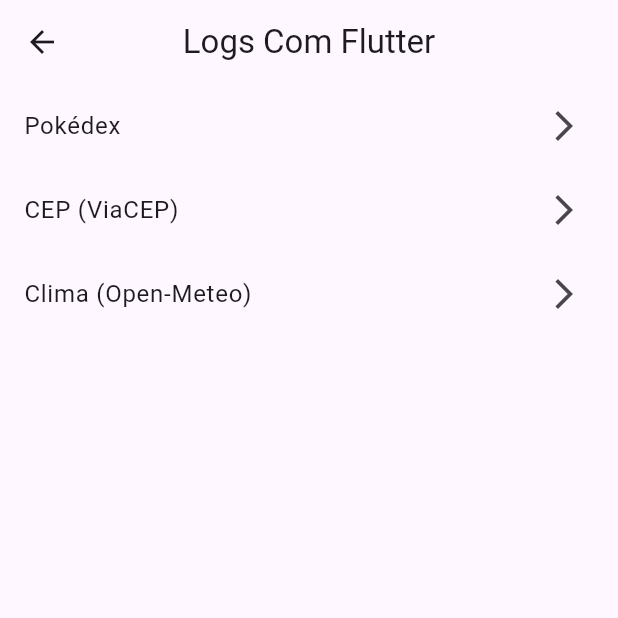
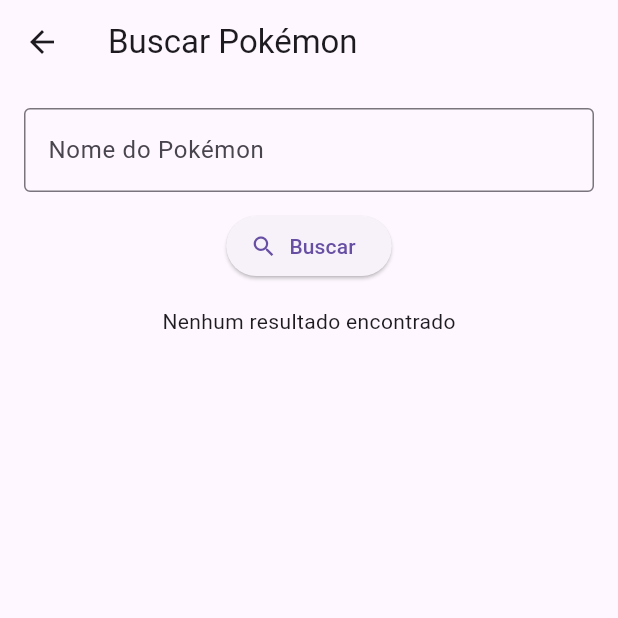
Before and after one commit to Stobertonf/log_flutter, a Flutter app: the screen it shows after launch, after a tap on "Pokédex", on a phone screen of 412 x 824 dp, the top half of it. Run offline on Flutter 3.47's test engine with Material 3 defaults, Android fonts, the phone set to English and light mode, and no system bars; missing offline and left inert: f_logs.

Commit message:
feat(Apis): Changing folders.

```diff
--- a/lib/services/cep_api_service.dart
+++ b/lib/core/services/cep_api_service.dart
@@ -1,6 +1,6 @@
 import 'dart:convert';
 import 'package:http/http.dart' as http;
-import 'package:log_flutter/models/cep_model.dart';
+import 'package:log_flutter/core/models/cep_model.dart';
 
 class CepApiService {
   static Future<CepModel?> buscarCep(String cep) async {
--- a/lib/services/poke_api_service.dart
+++ b/lib/core/services/poke_api_service.dart
@@ -1,6 +1,6 @@
 import 'dart:convert';
 import 'package:http/http.dart' as http;
-import 'package:log_flutter/models/pokemon_model.dart';
+import 'package:log_flutter/core/models/pokemon_model.dart';
 
 class PokeApiService {
   static Future<PokemonModel?> buscarPokemon(String nome) async {
--- a/lib/services/weather_api_service.dart
+++ b/lib/core/services/weather_api_service.dart
@@ -1,6 +1,6 @@
 import 'dart:convert';
 import 'package:http/http.dart' as http;
-import 'package:log_flutter/models/weather_model.dart';
+import 'package:log_flutter/core/models/weather_model.dart';
 
 class WeatherApiService {
   static Future<WeatherModel?> buscarClima(
--- a/lib/main.dart
+++ b/lib/main.dart
@@ -1,5 +1,5 @@
 import 'package:flutter/material.dart';
-import 'pages/home_page.dart';
+import 'pages/home/home_page.dart';
 
 void main() {
   runApp(const MyApp());
--- a/lib/pages/home_page.dart
+++ b/lib/pages/home/home_page.dart
@@ -1,4 +1,5 @@
 import 'package:flutter/material.dart';
+import 'package:log_flutter/pages/pokemon/pokemon_page.dart';
 
 class HomePage extends StatelessWidget {
   const HomePage({super.key});
@@ -7,7 +8,7 @@
   Widget build(BuildContext context) {
     //TODO: Create API screens
     final apis = [
-      {'nome': 'Pokédex', 'page': const HomePage()},
+      {'nome': 'Pokédex', 'page': const PokemonPage()},
       {'nome': 'CEP (ViaCEP)', 'page': const HomePage()},
       {'nome': 'Clima (Open-Meteo)', 'page': const HomePage()},
     ];
--- /dev/null
+++ b/lib/pages/pokemon/pokemon_page.dart
@@ -0,0 +1,137 @@
+import 'package:flutter/material.dart';
+import 'package:f_logs/f_logs.dart';
+import 'package:log_flutter/core/models/pokemon_model.dart';
+import 'package:log_flutter/core/services/poke_api_service.dart';
+
+class PokemonPage extends StatefulWidget {
+  const PokemonPage({super.key});
+
+  @override
+  State<PokemonPage> createState() => _PokemonPageState();
+}
+
+class _PokemonPageState extends State<PokemonPage> {
+  final TextEditingController _controller = TextEditingController();
+  PokemonModel? _pokemon;
+  bool _isLoading = false;
+  String? _mensagemErro;
+
+  Future<void> _buscarPokemon() async {
+    final nome = _controller.text.trim().toLowerCase();
+    if (nome.isEmpty) return;
+
+    setState(() {
+      _isLoading = true;
+      _mensagemErro = null;
+      _pokemon = null;
+    });
+
+    FLog.info(
+      className: 'PokemonPage',
+      methodName: '_buscarPokemon',
+      text: 'Buscando Pokémon: $nome',
+    );
+
+    try {
+      final resultado = await PokeApiService.buscarPokemon(nome);
+
+      if (resultado != null) {
+        setState(() {
+          _pokemon = resultado;
+        });
+
+        FLog.info(
+          className: 'PokemonPage',
+          methodName: '_buscarPokemon',
+          text: 'Resultado: ${resultado.toString()}',
+        );
+      } else {
+        setState(() {
+          _mensagemErro = 'Pokémon não encontrado.';
+        });
+
+        FLog.warning(
+          className: 'PokemonPage',
+          methodName: '_buscarPokemon',
+          text: 'Nenhum resultado para: $nome',
+        );
+      }
+    } catch (e) {
+      setState(() {
+        _mensagemErro = 'Erro ao buscar Pokémon.';
+      });
+
+      FLog.error(
+        className: 'PokemonPage',
+        methodName: '_buscarPokemon',
+        text: 'Exceção ao buscar Pokémon',
+        exception: e.toString(),
+      );
+    } finally {
+      setState(() {
+        _isLoading = false;
+      });
+    }
+  }
+
+  Widget _buildResultado() {
+    if (_isLoading) {
+      return const CircularProgressIndicator();
+    }
+
+    if (_mensagemErro != null) {
+      return Text(_mensagemErro!, style: const TextStyle(color: Colors.red));
+    }
+
+    if (_pokemon == null) {
+      return const Text('Nenhum resultado encontrado');
+    }
+
+    return Card(
+      margin: const EdgeInsets.only(top: 24),
+      elevation: 4,
+      child: Padding(
+        padding: const EdgeInsets.all(16),
+        child: Column(
+          children: [
+            Text(_pokemon!.name.toUpperCase(),
+                style:
+                    const TextStyle(fontSize: 20, fontWeight: FontWeight.bold)),
+            const SizedBox(height: 12),
+            Text('Altura: ${_pokemon!.height}'),
+            Text('Peso: ${_pokemon!.weight}'),
+          ],
+        ),
+      ),
+    );
+  }
+
+  @override
+  Widget build(BuildContext context) {
+    return Scaffold(
+      appBar: AppBar(title: const Text('Buscar Pokémon')),
+      body: Padding(
+        padding: const EdgeInsets.all(16),
+        child: Column(
+          children: [
+            TextField(
+              controller: _controller,
+              decoration: const InputDecoration(
+                labelText: 'Nome do Pokémon',
+                border: OutlineInputBorder(),
+              ),
+            ),
+            const SizedBox(height: 12),
+            ElevatedButton.icon(
+              onPressed: _isLoading ? null : _buscarPokemon,
+              icon: const Icon(Icons.search),
+              label: const Text('Buscar'),
+            ),
+            const SizedBox(height: 16),
+            _buildResultado(),
+          ],
+        ),
+      ),
+    );
+  }
+}
```
Also changed, not shown: lib/core/models/cep_model.dart (renamed from lib/models/cep_model.dart), lib/core/models/pokemon_model.dart (renamed from lib/models/pokemon_model.dart), lib/core/models/weather_model.dart (renamed from lib/models/weather_model.dart).
